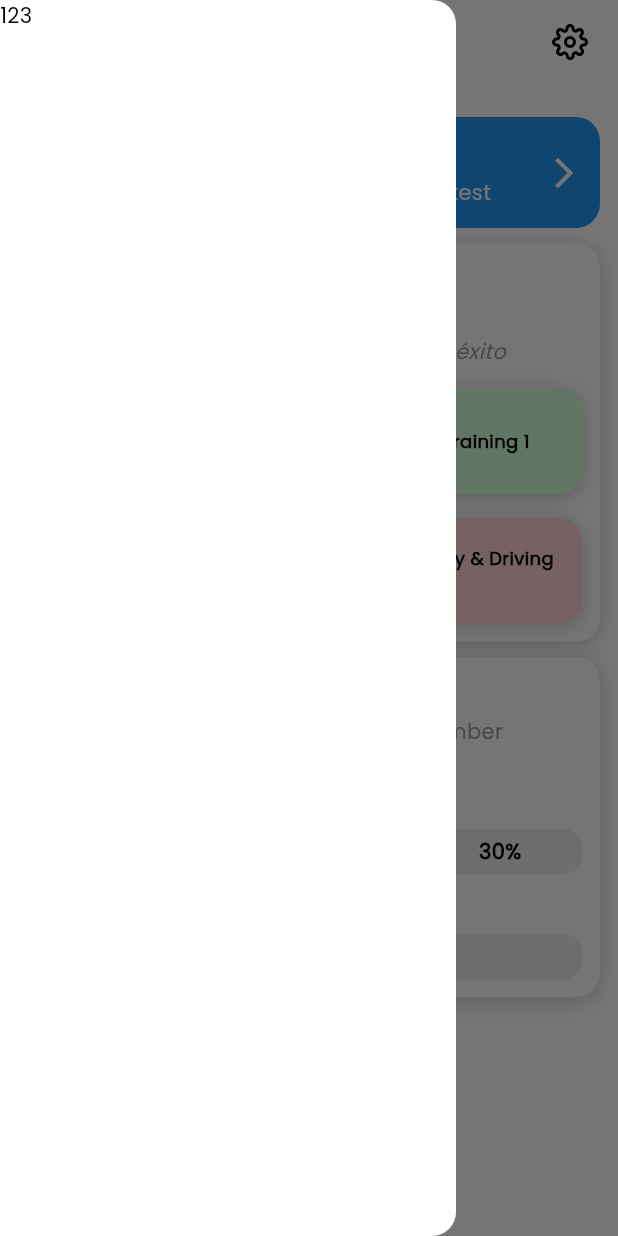
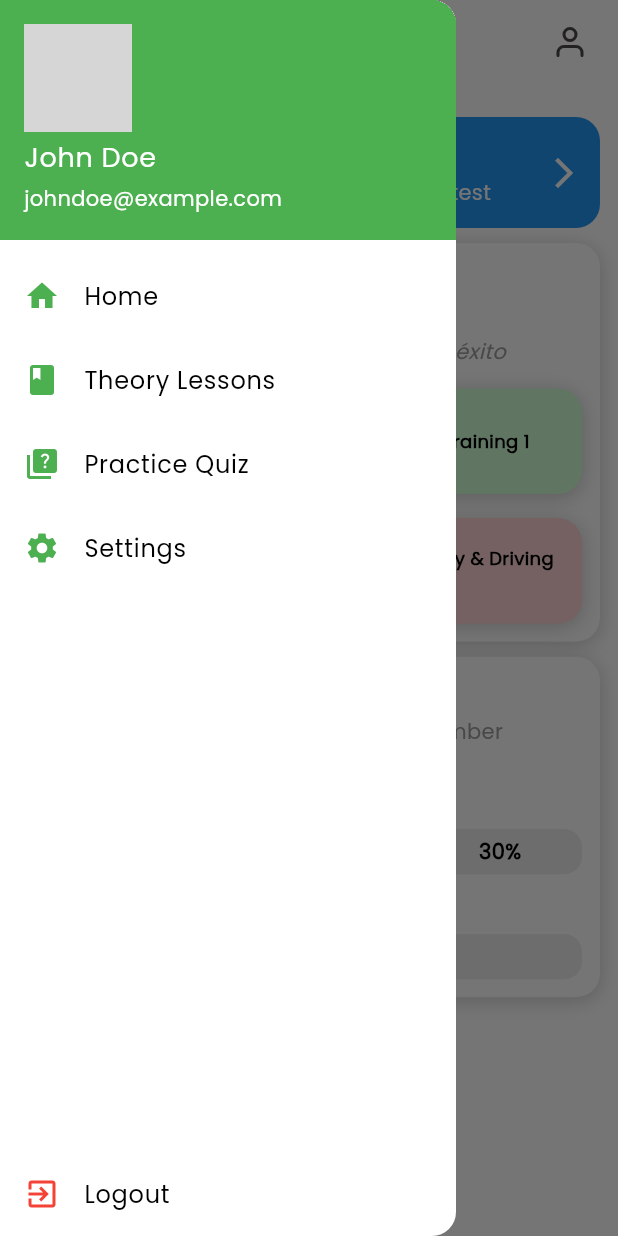
Before and after one commit to bingo-agency/bkorkortsteoriApp, a Flutter app: the HomeScreen screen opened directly, with the side drawer open, on a phone screen of 412 x 824 dp. Run offline on Flutter 3.47's test engine with Material 3 defaults, Android fonts, the light colour scheme and no system bars; our stand-ins replace awesome_dialog, cached_network_image, dio, flutter_feather_icons, flutter_html, flutter_offline and 11 more; missing offline and left inert: dart:ffi; accounts and stored records are empty; grey boxes are pictures that could not be loaded.

Commit message:
new udpates

```diff
--- a/lib/AppConstData/helper_function.dart
+++ b/lib/AppConstData/helper_function.dart
@@ -31,8 +31,8 @@ PreferredSizeWidget customAppBar({
   return AppBar(
     leading: Builder(
       builder: (context) => IconButton(
-        icon: const Icon(FeatherIcons.alignLeft,
-            color: Colors.black), // Custom hamburger icon
+        icon: const Icon(FeatherIcons.command,
+            color: Color(0xFF4d4949)), // Custom hamburger icon
         onPressed: () {
           Scaffold.of(context).openDrawer(); // Open the drawer manually
         },
@@ -47,7 +47,7 @@ PreferredSizeWidget customAppBar({
       Padding(
         padding: const EdgeInsets.only(right: 8.0),
         child: IconButton(
-            icon: const Icon(FeatherIcons.settings),
+            icon: const Icon(FeatherIcons.user),
             onPressed: () {
               debugPrint("awesome platform to share code and ideas");
             }),
@@ -57,7 +57,7 @@ PreferredSizeWidget customAppBar({
     centerTitle: false,
     elevation: 0.0,
     iconTheme: const IconThemeData(
-      color: Colors.black, // Set the icon color to black
+      color: Color(0xFF4d4949), // Set the icon color to black
     ),
     automaticallyImplyLeading:
         showBackIcon ?? false, // Use showBackIcon or default to false
--- /dev/null
+++ b/lib/screens/home_screen/appDrawer.dart
@@ -0,0 +1,62 @@
+import 'package:flutter/material.dart';
+
+class AppDrawer extends StatelessWidget {
+  const AppDrawer({super.key});
+
+  @override
+  Widget build(BuildContext context) {
+    return Drawer(
+      child: Column(
+        children: [
+          const UserAccountsDrawerHeader(
+            accountName: Text("John Doe", style: TextStyle(fontSize: 18)),
+            accountEmail: Text("johndoe@example.com"),
+            currentAccountPicture: CircleAvatar(
+              backgroundImage: AssetImage("assets/user_avatar.png"),
+            ),
+            decoration: BoxDecoration(
+              color: Colors.green,
+            ),
+          ),
+          ListTile(
+            leading: const Icon(Icons.home, color: Colors.green),
+            title: const Text("Home"),
+            onTap: () {
+              Navigator.pop(context);
+            },
+          ),
+          ListTile(
+            leading: const Icon(Icons.book, color: Colors.green),
+            title: const Text("Theory Lessons"),
+            onTap: () {
+              Navigator.pop(context);
+            },
+          ),
+          ListTile(
+            leading: const Icon(Icons.quiz, color: Colors.green),
+            title: const Text("Practice Quiz"),
+            onTap: () {
+              Navigator.pop(context);
+            },
+          ),
+          ListTile(
+            leading: const Icon(Icons.settings, color: Colors.green),
+            title: const Text("Settings"),
+            onTap: () {
+              Navigator.pop(context);
+            },
+          ),
+          const Spacer(),
+          const Divider(),
+          ListTile(
+            leading: const Icon(Icons.exit_to_app, color: Colors.red),
+            title: const Text("Logout"),
+            onTap: () {
+              // Handle logout
+            },
+          ),
+        ],
+      ),
+    );
+  }
+}
--- a/lib/screens/home_screen/home_screen.dart
+++ b/lib/screens/home_screen/home_screen.dart
@@ -5,6 +5,8 @@ import 'package:flutter/material.dart';
 import 'package:get/get.dart';
 import 'package:provider/provider.dart';
 import 'package:shared_preferences/shared_preferences.dart';
+
+import 'appDrawer.dart';
 
 class HomeScreen extends StatefulWidget {
   @override
@@ -20,9 +22,7 @@ class _HomeScreenState extends State<HomeScreen> {
   @override
   Widget build(BuildContext context) {
     return Scaffold(
-      drawer: const Drawer(
-        child: Text('123'),
-      ),
+      drawer: const AppDrawer(),
       appBar: customAppBar(
         title: 'Bkrkortsteori',
         titleColor: Colors.green,
--- a/lib/screens/theory_page/questionScreen.dart
+++ b/lib/screens/theory_page/questionScreen.dart
@@ -74,7 +74,7 @@ class _QuestionScreenState extends State<QuestionScreen> {
       <style>
         body {
           font-family: 'Poppins', sans-serif;
-          font-size: 32px; /* Adjust this value as needed */
+          font-size: 32px;
           padding: 16px;
           line-height: 1.6;
           padding-bottom: 100px;
@@ -108,6 +108,7 @@ class _QuestionScreenState extends State<QuestionScreen> {
 
               if (widget.topicId == "1") {
                 Navigator.of(context).pop(); // Go back if topicId is "1"
+                // hello AI i want to update here "Completed" for the first one when i click continue.
               } else {
                 Get.to(() => QuestionsScreen(
                     topicId: widget.topicId)); // Navigate to QuestionsScreen
--- a/lib/screens/theory_page/step_by_step_flow_screen.dart
+++ b/lib/screens/theory_page/step_by_step_flow_screen.dart
@@ -312,10 +312,10 @@ class QuizStep extends StatelessWidget {
             height: 70,
             width: 70,
             decoration: BoxDecoration(
-              color: completed ? Color(0xFF05CB8D) : Colors.white,
+              color: completed ? const Color(0xFF05CB8D) : Colors.white,
               border: completed
                   ? null
-                  : Border.all(color: Color(0xFF05CB8D), width: 5),
+                  : Border.all(color: const Color(0xFF05CB8D), width: 5),
               shape: BoxShape.circle,
             ),
             alignment: Alignment.center,
@@ -324,7 +324,7 @@ class QuizStep extends StatelessWidget {
               style: TextStyle(
                 fontSize: 22,
                 fontWeight: FontWeight.bold,
-                color: completed ? Colors.white : Color(0xFF05CB8D),
+                color: completed ? Colors.white : const Color(0xFF05CB8D),
               ),
             ),
           ),
```
Also changed, not shown: lib/screens/theory_page/old_step_by_step_flow_screen_old.dart (renamed from lib/screens/theory_page/step_by_step_flow_screen_old.dart).
